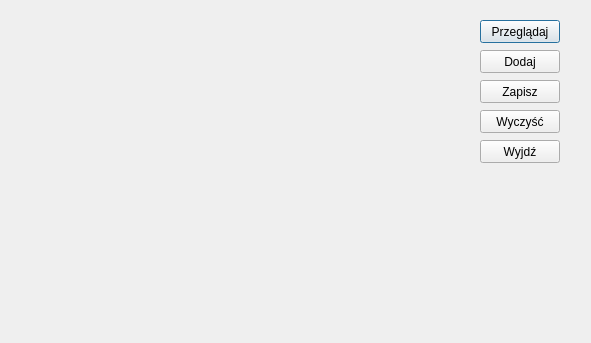
Above: wiz/wczytaj.ui from illmoded/madx_nasz before the change. Below: the same form after it.
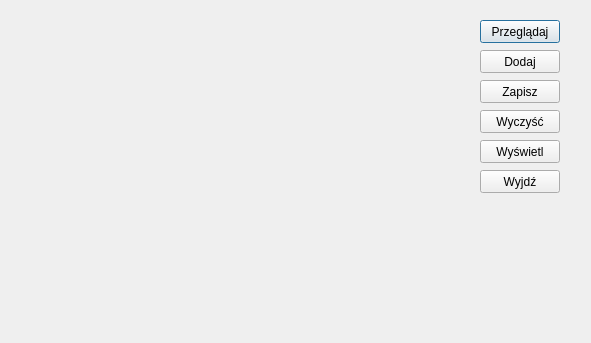
That is the form after the change.

```diff
--- a/wiz/wczytaj.ui
+++ b/wiz/wczytaj.ui
@@ -84,7 +84,7 @@
    <property name="geometry">
     <rect>
      <x>480</x>
-     <y>140</y>
+     <y>170</y>
      <width>80</width>
      <height>23</height>
     </rect>
@@ -93,6 +93,19 @@
     <string>Wyjdź</string>
    </property>
   </widget>
+  <widget class="QPushButton" name="BTNshow">
+   <property name="geometry">
+    <rect>
+     <x>480</x>
+     <y>140</y>
+     <width>80</width>
+     <height>23</height>
+    </rect>
+   </property>
+   <property name="text">
+    <string>Wyświetl</string>
+   </property>
+  </widget>
  </widget>
  <resources/>
  <connections/>
```
